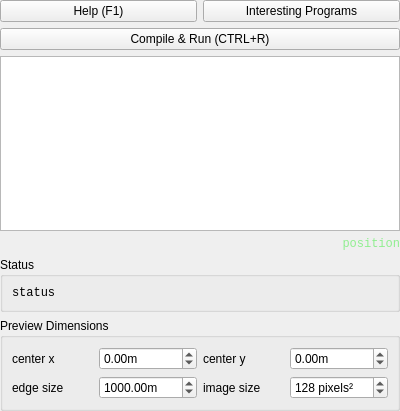
The window that src/gui/widgets/QuatschSourceEditor/quatschsourceeditor.ui (phresnel/picogen) describes before a commit, drawn with Qt 5.
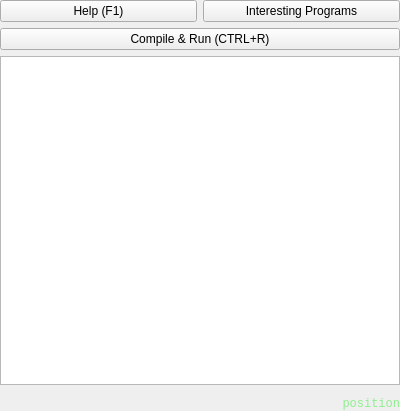
The same window after the commit. Icons and pictures are not drawn. Custom widgets are drawn as their Qt base class.

Commit message: extract preview-component into seperate form-class

Patch:
```diff
--- a/src/gui/widgets/QuatschSourceEditor/quatschsourceeditor.ui
+++ b/src/gui/widgets/QuatschSourceEditor/quatschsourceeditor.ui
@@ -42,132 +42,7 @@
      </property>
     </widget>
    </item>
-   <item row="7" column="1" colspan="2">
-    <widget class="QGroupBox" name="groupBox">
-     <property name="title">
-      <string>Preview Dimensions</string>
-     </property>
-     <layout class="QGridLayout" name="gridLayout_2">
-      <item row="0" column="0">
-       <widget class="QLabel" name="label">
-        <property name="text">
-         <string>center x</string>
-        </property>
-       </widget>
-      </item>
-      <item row="0" column="1">
-       <widget class="QDoubleSpinBox" name="centerX">
-        <property name="suffix">
-         <string>m</string>
-        </property>
-        <property name="minimum">
-         <double>-429496796.000000000000000</double>
-        </property>
-        <property name="maximum">
-         <double>429496796.000000000000000</double>
-        </property>
-        <property name="value">
-         <double>0.000000000000000</double>
-        </property>
-       </widget>
-      </item>
-      <item row="0" column="2">
-       <widget class="QLabel" name="label_2">
-        <property name="text">
-         <string>center y</string>
-        </property>
-       </widget>
-      </item>
-      <item row="0" column="3">
-       <widget class="QDoubleSpinBox" name="centerY">
-        <property name="suffix">
-         <string>m</string>
-        </property>
-        <property name="minimum">
-         <double>-429496796.000000000000000</double>
-        </property>
-        <property name="maximum">
-         <double>429496796.000000000000000</double>
-        </property>
-        <property name="value">
-         <double>0.000000000000000</double>
-        </property>
-       </widget>
-      </item>
-      <item row="1" column="0">
-       <widget class="QLabel" name="label_3">
-        <property name="text">
-         <string>edge size</string>
-        </property>
-       </widget>
-      </item>
-      <item row="1" column="1">
-       <widget class="QDoubleSpinBox" name="edgeSize">
-        <property name="suffix">
-         <string>m</string>
-        </property>
-        <property name="minimum">
-         <double>-429496796.000000000000000</double>
-        </property>
-        <property name="maximum">
-         <double>429496796.000000000000000</double>
-        </property>
-        <property name="value">
-         <double>1000.000000000000000</double>
-        </property>
-       </widget>
-      </item>
-      <item row="1" column="2">
-       <widget class="QLabel" name="label_4">
-        <property name="text">
-         <string>image size</string>
-        </property>
-       </widget>
-      </item>
-      <item row="1" column="3">
-       <widget class="QSpinBox" name="imageSize">
-        <property name="suffix">
-         <string> pixels²</string>
-        </property>
-        <property name="minimum">
-         <number>64</number>
-        </property>
-        <property name="maximum">
-         <number>4096</number>
-        </property>
-        <property name="singleStep">
-         <number>32</number>
-        </property>
-        <property name="value">
-         <number>128</number>
-        </property>
-       </widget>
-      </item>
-     </layout>
-    </widget>
-   </item>
-   <item row="6" column="1" colspan="2">
-    <widget class="QGroupBox" name="groupBox_2">
-     <property name="title">
-      <string>Status</string>
-     </property>
-     <layout class="QHBoxLayout" name="horizontalLayout">
-      <item>
-       <widget class="QLabel" name="status">
-        <property name="font">
-         <font>
-          <family>Monospace</family>
-         </font>
-        </property>
-        <property name="text">
-         <string>status</string>
-        </property>
-       </widget>
-      </item>
-     </layout>
-    </widget>
-   </item>
-   <item row="5" column="2">
+   <item row="6" column="2">
     <widget class="QLabel" name="position">
      <property name="font">
       <font>
@@ -216,8 +91,19 @@
      </property>
     </widget>
    </item>
+   <item row="5" column="1" colspan="2">
+    <widget class="QuatschPreview" name="quatschPreview" native="true"/>
+   </item>
   </layout>
  </widget>
+ <customwidgets>
+  <customwidget>
+   <class>QuatschPreview</class>
+   <extends>QWidget</extends>
+   <header>quatschpreview.hh</header>
+   <container>1</container>
+  </customwidget>
+ </customwidgets>
  <resources>
   <include location="../../SimplexGui/resources.qrc"/>
  </resources>
```
The commit also changes 2 other files.
